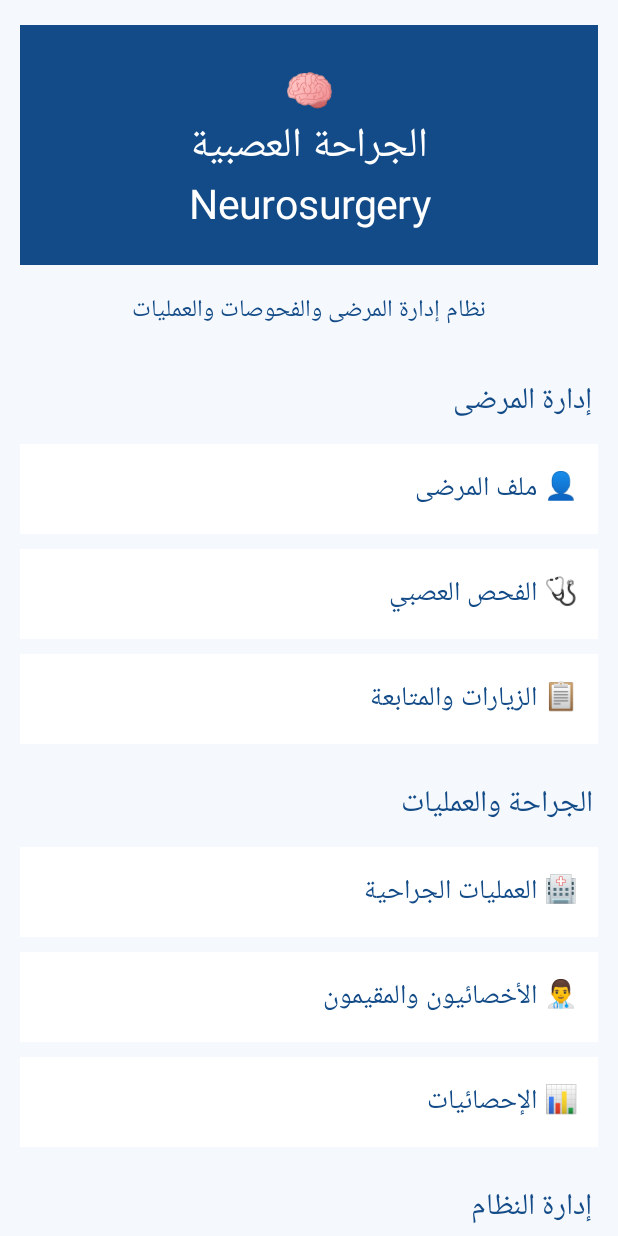
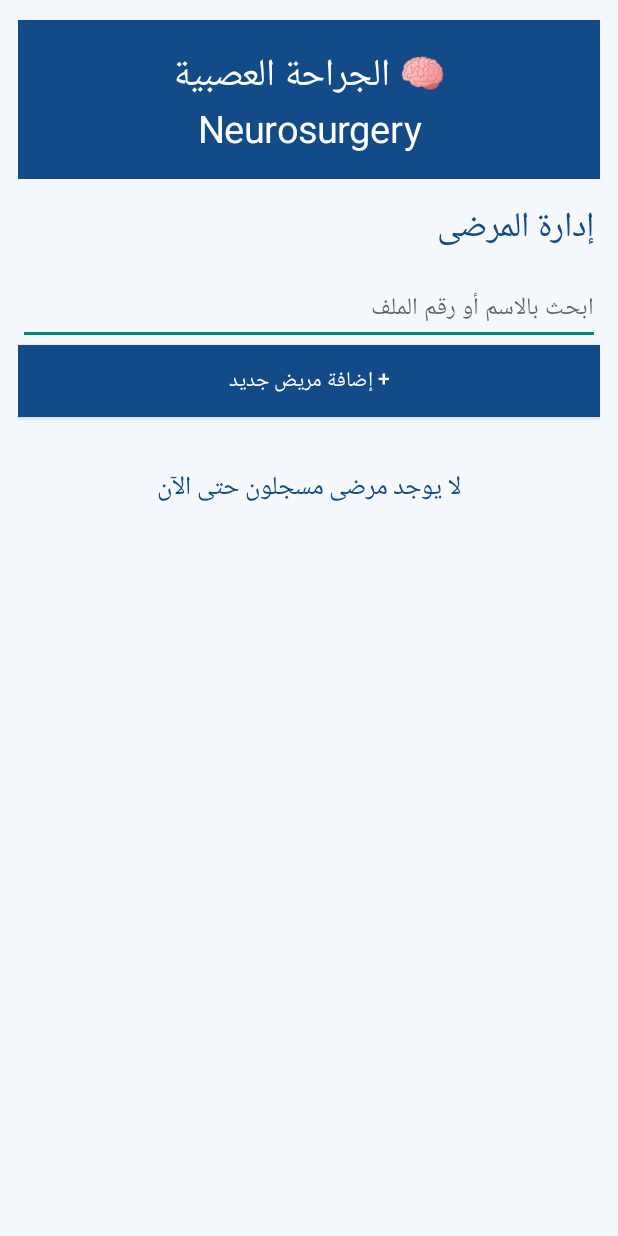
Before and after one commit to dryasser1993-wq/Neurosurgery, an Android app: the screen it shows after launch (MainActivity), on a phone screen of 412 x 824 dp. Run offline under Robolectric (Android 15) with nearby library versions, the phone set to English and light mode, and no system bars; 1 statement that could not run was skipped.

Commit message:
Update MainActivity.kt

```diff
--- a/app/src/main/java/com/neurosurgery/app/MainActivity.kt
+++ b/app/src/main/java/com/neurosurgery/app/MainActivity.kt
@@ -2,93 +2,269 @@
 package com.neurosurgery.app
 
 import android.app.Activity
+import android.app.AlertDialog
 import android.os.Bundle
 import android.graphics.Color
+import android.text.Editable
+import android.text.TextWatcher
 import android.view.Gravity
-import android.widget.LinearLayout
-import android.widget.ScrollView
-import android.widget.TextView
+import android.view.View
+import android.widget.*
+import org.json.JSONArray
+import org.json.JSONObject
 
 class MainActivity : Activity() {
 
     private val blue = Color.rgb(18, 75, 135)
+    private val patients = mutableListOf<Patient>()
+
+    private lateinit var listLayout: LinearLayout
+    private lateinit var searchInput: EditText
+
+    data class Patient(
+        val id: String,
+        val name: String,
+        val age: String,
+        val gender: String
+    )
 
     override fun onCreate(savedInstanceState: Bundle?) {
         super.onCreate(savedInstanceState)
 
-        val scroll = ScrollView(this)
-        scroll.setBackgroundColor(Color.rgb(245, 248, 252))
+        loadPatients()
+        buildScreen()
+    }
 
-        val layout = LinearLayout(this)
-        layout.orientation = LinearLayout.VERTICAL
-
-        layout.setPadding(20, 25, 20, 20)
+    private fun buildScreen() {
+        val root = LinearLayout(this)
+        root.orientation = LinearLayout.VERTICAL
+        root.layoutDirection = View.LAYOUT_DIRECTION_RTL
+        root.setPadding(18, 20, 18, 15)
+        root.setBackgroundColor(Color.rgb(245, 248, 252))
 
         val header = TextView(this)
-        header.text = "🧠\nالجراحة العصبية\nNeurosurgery"
-        header.textSize = 27f
+        header.text = "🧠 الجراحة العصبية\nNeurosurgery"
+        header.textSize = 25f
         header.setTextColor(Color.WHITE)
         header.gravity = Gravity.CENTER
-        header.setPadding(15, 35, 15, 35)
+        header.setPadding(10, 25, 10, 25)
         header.setBackgroundColor(blue)
-        layout.addView(header)
-layout.layoutDirection = android.view.View.LAYOUT_DIRECTION_RTL
-        val subtitle = TextView(this)
-        subtitle.text = "نظام إدارة المرضى والفحوصات والعمليات"
-        subtitle.textSize = 16f
-        subtitle.setTextColor(blue)
-        subtitle.gravity = Gravity.CENTER
-        subtitle.setPadding(10, 25, 10, 20)
-        layout.addView(subtitle)
+        root.addView(header)
 
-        addSection(layout, "إدارة المرضى")
-        addItem(layout, "👤 ملف المرضى")
-        addItem(layout, "🩺 الفحص العصبي")
-        addItem(layout, "📋 الزيارات والمتابعة")
+        val title = TextView(this)
+        title.text = "إدارة المرضى"
+        title.textSize = 23f
+        title.setTextColor(blue)
+        title.setPadding(5, 20, 5, 15)
+        root.addView(title)
 
-        addSection(layout, "الجراحة والعمليات")
-        addItem(layout, "🏥 العمليات الجراحية")
-        addItem(layout, "👨‍⚕️ الأخصائيون والمقيمون")
-        addItem(layout, "📊 الإحصائيات")
+        searchInput = EditText(this)
+        searchInput.hint = "ابحث بالاسم أو رقم الملف"
+        searchInput.textSize = 16f
+        searchInput.singleLine = true
+        root.addView(searchInput)
 
-        addSection(layout, "إدارة النظام")
-        addItem(layout, "📄 التقارير")
-        addItem(layout, "☁️ المزامنة والنسخ الاحتياطي")
-        addItem(layout, "⚙️ الإعدادات")
+        val addButton = Button(this)
+        addButton.text = "+ إضافة مريض جديد"
+        addButton.setBackgroundColor(blue)
+        addButton.setTextColor(Color.WHITE)
+        root.addView(addButton)
 
-        val footer = TextView(this)
-        footer.text = "Neurosurgery • Beta 1.0"
-        footer.gravity = Gravity.CENTER
-        footer.setTextColor(blue)
-        footer.setPadding(10, 30, 10, 20)
-        layout.addView(footer)
+        val scroll = ScrollView(this)
+        listLayout = LinearLayout(this)
+        listLayout.orientation = LinearLayout.VERTICAL
+        listLayout.setPadding(0, 15, 0, 15)
+        scroll.addView(listLayout)
 
-        scroll.addView(layout)
-        setContentView(scroll)
+        root.addView(
+            scroll,
+            LinearLayout.LayoutParams(
+                LinearLayout.LayoutParams.MATCH_PARENT,
+                0,
+                1f
+            )
+        )
+
+        addButton.setOnClickListener {
+            showAddPatientDialog()
+        }
+
+        searchInput.addTextChangedListener(object : TextWatcher {
+            override fun beforeTextChanged(
+                s: CharSequence?, start: Int, count: Int, after: Int
+            ) {}
+
+            override fun onTextChanged(
+                s: CharSequence?, start: Int, before: Int, count: Int
+            ) {
+                renderPatients(s.toString())
+            }
+
+            override fun afterTextChanged(s: Editable?) {}
+        })
+
+        setContentView(root)
+        renderPatients()
     }
 
-    private fun addSection(parent: LinearLayout, title: String) {
-        val text = TextView(this)
-        text.text = title
-        text.textSize = 20f
-        text.setTextColor(blue)
-        text.setPadding(5, 25, 5, 12)
-        parent.addView(text)
+    private fun showAddPatientDialog() {
+        val form = LinearLayout(this)
+        form.orientation = LinearLayout.VERTICAL
+        form.setPadding(25, 15, 25, 5)
+
+        val nameInput = EditText(this)
+        nameInput.hint = "اسم المريض الكامل"
+        form.addView(nameInput)
+
+        val ageInput = EditText(this)
+        ageInput.hint = "العمر"
+        ageInput.inputType = 2
+        form.addView(ageInput)
+
+        val genderSpinner = Spinner(this)
+        val genders = listOf("ذكر", "أنثى")
+        genderSpinner.adapter = ArrayAdapter(
+            this,
+            android.R.layout.simple_spinner_dropdown_item,
+            genders
+        )
+        form.addView(genderSpinner)
+
+        val dialog = AlertDialog.Builder(this)
+            .setTitle("إضافة مريض جديد")
+            .setView(form)
+            .setNegativeButton("إلغاء", null)
+            .setPositiveButton("حفظ", null)
+            .create()
+
+        dialog.setOnShowListener {
+            dialog.getButton(AlertDialog.BUTTON_POSITIVE)
+                .setOnClickListener {
+                    val name = nameInput.text.toString().trim()
+                    val age = ageInput.text.toString().trim()
+
+                    if (name.isEmpty() || age.isEmpty()) {
+                        Toast.makeText(
+                            this,
+                            "يرجى إدخال الاسم والعمر",
+                            Toast.LENGTH_SHORT
+                        ).show()
+                        return@setOnClickListener
+                    }
+
+                    val patient = Patient(
+                        id = "NS-${System.currentTimeMillis()}",
+                        name = name,
+                        age = age,
+                        gender = genderSpinner.selectedItem.toString()
+                    )
+
+                    patients.add(patient)
+                    savePatients()
+                    renderPatients()
+                    dialog.dismiss()
+
+                    Toast.makeText(
+                        this,
+                        "تم حفظ ملف المريض",
+                        Toast.LENGTH_SHORT
+                    ).show()
+                }
+        }
+
+        dialog.show()
     }
 
-    private fun addItem(parent: LinearLayout, title: String) {
-        val item = TextView(this)
-        item.text = title
-        item.textSize = 18f
-        item.setTextColor(blue)
-        item.setBackgroundColor(Color.WHITE)
-        item.setPadding(20, 22, 20, 22)
+    private fun renderPatients(query: String = "") {
+        listLayout.removeAllViews()
 
-        val params = LinearLayout.LayoutParams(
-            LinearLayout.LayoutParams.MATCH_PARENT,
-            LinearLayout.LayoutParams.WRAP_CONTENT
-        )
-        params.setMargins(0, 5, 0, 10)
-        parent.addView(item, params)
+        val filtered = patients.filter {
+            it.name.contains(query, ignoreCase = true) ||
+            it.id.contains(query, ignoreCase = true)
+        }
+
+        if (filtered.isEmpty()) {
+            val empty = TextView(this)
+            empty.text = if (query.isEmpty()) {
+                "لا يوجد مرضى مسجلون حتى الآن"
+            } else {
+                "لا توجد نتائج مطابقة"
+            }
+            empty.textSize = 17f
+            empty.setTextColor(blue)
+            empty.gravity = Gravity.CENTER
+            empty.setPadding(10, 35, 10, 35)
+            listLayout.addView(empty)
+            return
+        }
+
+        filtered.forEach { patient ->
+            val card = TextView(this)
+            card.text = """
+                👤 ${patient.name}
+                رقم الملف: ${patient.id}
+                العمر: ${patient.age}
+                الجنس: ${patient.gender}
+            """.trimIndent()
+
+            card.textSize = 16f
+            card.setTextColor(blue)
+            card.setPadding(20, 20, 20, 20)
+            card.setBackgroundColor(Color.WHITE)
+
+            val params = LinearLayout.LayoutParams(
+                LinearLayout.LayoutParams.MATCH_PARENT,
+                LinearLayout.LayoutParams.WRAP_CONTENT
+            )
+            params.setMargins(0, 5, 0, 12)
+
+            listLayout.addView(card, params)
+        }
+    }
+
+    private fun savePatients() {
+        val array = JSONArray()
+
+        patients.forEach { patient ->
+            val obj = JSONObject()
+            obj.put("id", patient.id)
+            obj.put("name", patient.name)
+            obj.put("age", patient.age)
+            obj.put("gender", patient.gender)
+            array.put(obj)
+        }
+
+        getSharedPreferences(
+            "neurosurgery_patients",
+            MODE_PRIVATE
+        ).edit()
+            .putString("patients", array.toString())
+            .apply()
+    }
+
+    private fun loadPatients() {
+        val saved = getSharedPreferences(
+            "neurosurgery_patients",
+            MODE_PRIVATE
+        ).getString("patients", "[]")
+
+        try {
+            val array = JSONArray(saved)
+
+            for (i in 0 until array.length()) {
+                val obj = array.getJSONObject(i)
+
+                patients.add(
+                    Patient(
+                        id = obj.getString("id"),
+                        name = obj.getString("name"),
+                        age = obj.getString("age"),
+                        gender = obj.getString("gender")
+                    )
+                )
+            }
+        } catch (e: Exception) {
+            patients.clear()
+        }
     }
 }
```
